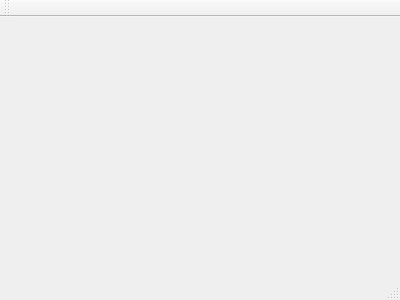
The window that mainwindow.ui (Tumiz/CodeLinkQt) describes before a commit, drawn with Qt 5.
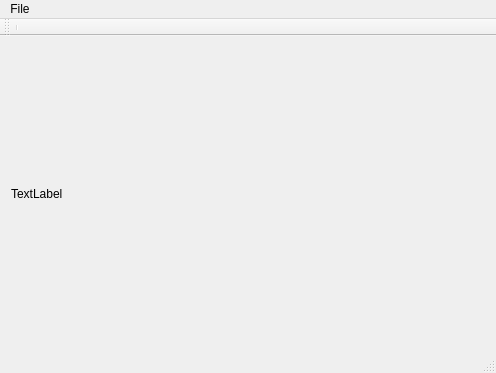
The same window after the commit. Icons and pictures are not drawn.

Diff of the .ui file:
```diff
--- a/mainwindow.ui
+++ b/mainwindow.ui
@@ -1,24 +1,77 @@
 <ui version="4.0">
  <class>MainWindow</class>
- <widget class="QMainWindow" name="MainWindow" >
-  <property name="geometry" >
+ <widget class="QMainWindow" name="MainWindow">
+  <property name="geometry">
    <rect>
     <x>0</x>
     <y>0</y>
-    <width>400</width>
-    <height>300</height>
+    <width>496</width>
+    <height>373</height>
    </rect>
   </property>
   <property name="windowTitle" >
    <string>MainWindow</string>
   </property>
-  <widget class="QMenuBar" name="menuBar" />
-  <widget class="QToolBar" name="mainToolBar" />
-  <widget class="QWidget" name="centralWidget" />
-  <widget class="QStatusBar" name="statusBar" />
+  <widget class="QWidget" name="centralWidget">
+   <layout class="QGridLayout" name="gridLayout">
+    <item row="0" column="0">
+     <widget class="QLabel" name="label">
+      <property name="text">
+       <string>TextLabel</string>
+      </property>
+     </widget>
+    </item>
+   </layout>
+  </widget>
+  <widget class="QMenuBar" name="menuBar">
+   <property name="geometry">
+    <rect>
+     <x>0</x>
+     <y>0</y>
+     <width>496</width>
+     <height>23</height>
+    </rect>
+   </property>
+   <widget class="QMenu" name="menuCodeLink">
+    <property name="title">
+     <string>File</string>
+    </property>
+    <addaction name="actionOpen"/>
+    <addaction name="actionSave"/>
+   </widget>
+   <addaction name="menuCodeLink"/>
+  </widget>
+  <widget class="QToolBar" name="mainToolBar">
+   <attribute name="toolBarArea">
+    <enum>TopToolBarArea</enum>
+   </attribute>
+   <attribute name="toolBarBreak">
+    <bool>false</bool>
+   </attribute>
+   <addaction name="separator"/>
+  </widget>
+  <widget class="QStatusBar" name="statusBar"/>
+  <action name="actionOpen">
+   <property name="text">
+    <string>Open</string>
+   </property>
+  </action>
+  <action name="actionSave">
+   <property name="text">
+    <string>Save</string>
+   </property>
+  </action>
+  <action name="actionRun">
+   <property name="icon">
+    <iconset>
+     <normaloff>resources/play.png</normaloff>resources/play.png</iconset>
+   </property>
+   <property name="text">
+    <string>run</string>
+   </property>
+  </action>
  </widget>
- <layoutDefault spacing="6" margin="11" />
- <pixmapfunction></pixmapfunction>
+ <layoutdefault spacing="6" margin="11"/>
  <resources/>
  <connections/>
 </ui>
```
Left out of the diff: 27 changed lines with no effect on the pictures.
